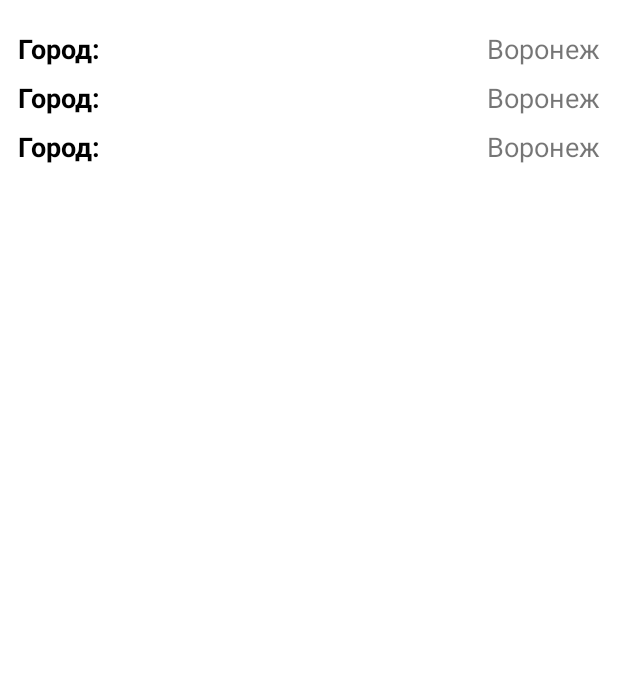
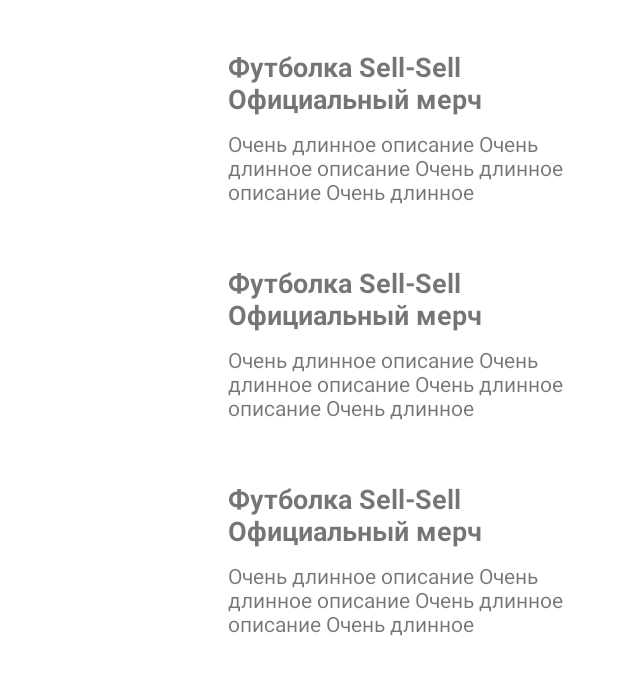
Before and after one commit to TakeTook-Corporation/TakeTook, an Android app: the layout fragment_services.xml on its own in the app's theme, with its tools: preview values and no code run, on a phone screen of 412 x 824 dp. Shown: the top 675 px of the screen. Run offline under Robolectric (Android 15) with nearby library versions, the phone set to English and light mode, and no system bars.

Commit message:
Listing item xml

```diff
--- a/services-module/src/main/res/layout/fragment_listing_info.xml
+++ b/services-module/src/main/res/layout/fragment_listing_info.xml
@@ -5,10 +5,4 @@
     android:layout_height="match_parent"
     tools:context="com.example.services.module.listinginfo.ListingInfoFragment">
 
-    <!-- TODO: Update blank fragment layout -->
-    <TextView
-        android:layout_width="match_parent"
-        android:layout_height="match_parent"
-        android:text="@string/hello_blank_fragment" />
-
 </FrameLayout>
--- a/services-module/src/main/res/layout/fragment_services.xml
+++ b/services-module/src/main/res/layout/fragment_services.xml
@@ -16,6 +16,6 @@
         app:layout_constraintEnd_toEndOf="parent"
         app:layout_constraintStart_toStartOf="parent"
         app:layout_constraintTop_toTopOf="parent"
-        tools:listitem="@layout/common_characteristics_item" />
+        tools:listitem="@layout/listing_item" />
 
 </androidx.constraintlayout.widget.ConstraintLayout>
--- /dev/null
+++ b/services-module/src/main/res/layout/listing_item.xml
@@ -0,0 +1,39 @@
+<?xml version="1.0" encoding="utf-8"?>
+<androidx.constraintlayout.widget.ConstraintLayout xmlns:android="http://schemas.android.com/apk/res/android"
+    xmlns:app="http://schemas.android.com/apk/res-auto"
+    xmlns:tools="http://schemas.android.com/tools"
+    android:layout_width="match_parent"
+    android:layout_height="wrap_content"
+    android:layout_margin="12dp">
+
+    <androidx.appcompat.widget.AppCompatImageView
+        android:id="@+id/icon"
+        android:layout_width="120dp"
+        android:layout_height="120dp"
+        app:layout_constraintStart_toStartOf="parent"
+        app:layout_constraintTop_toTopOf="parent" />
+
+    <androidx.appcompat.widget.AppCompatTextView
+        android:id="@+id/title"
+        android:layout_width="0dp"
+        android:layout_height="wrap_content"
+        android:layout_margin="8dp"
+        android:textSize="18sp"
+        android:textStyle="bold"
+        app:layout_constraintEnd_toEndOf="parent"
+        app:layout_constraintStart_toEndOf="@+id/icon"
+        app:layout_constraintTop_toTopOf="parent"
+        tools:text="Футболка Sell-Sell Официальный мерч" />
+
+    <androidx.appcompat.widget.AppCompatTextView
+        android:id="@+id/description"
+        android:layout_width="0dp"
+        android:layout_height="0dp"
+        android:layout_margin="8dp"
+        app:layout_constraintBottom_toBottomOf="parent"
+        app:layout_constraintEnd_toEndOf="parent"
+        app:layout_constraintStart_toEndOf="@+id/icon"
+        app:layout_constraintTop_toBottomOf="@+id/title"
+        tools:text="Очень длинное описание Очень длинное описание Очень длинное описание Очень длинное описание Очень длинное описание ЫЫЫЫ Очень длинное описание " />
+
+</androidx.constraintlayout.widget.ConstraintLayout>
```
Also changed, not shown: services-module/src/main/java/com/example/services/module/listinginfo/ListingInfoFragment.kt (+14 -8 lines).
